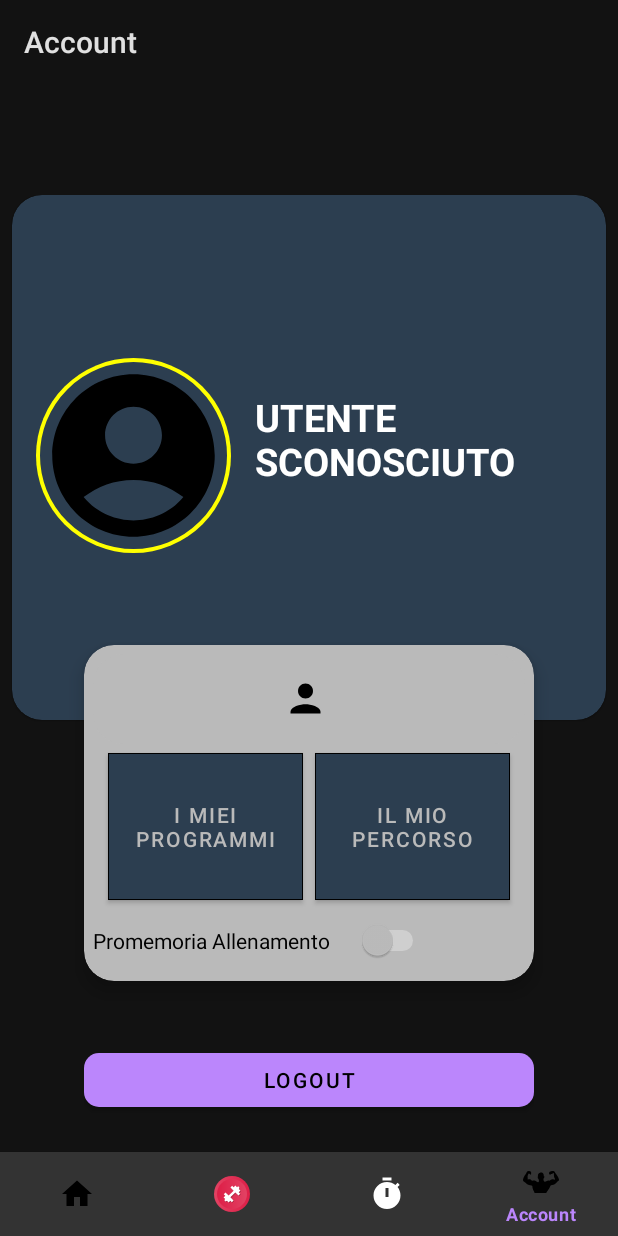
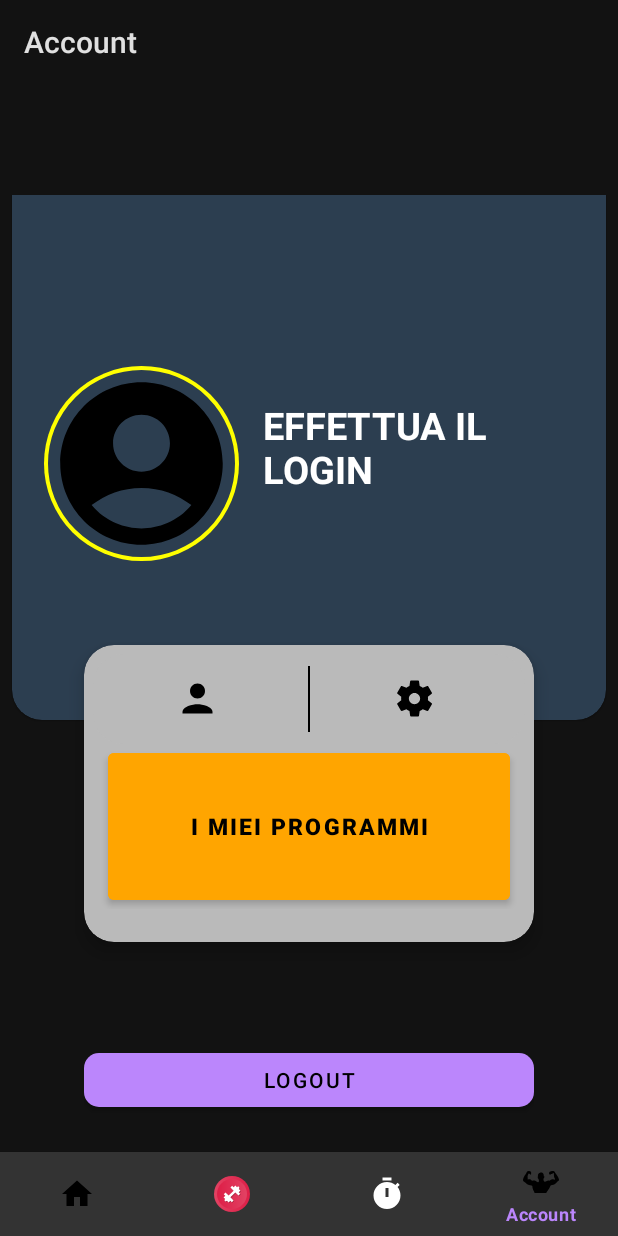
Before and after one commit to Tom-271/PROGETTO_CAZZO_PORCATROIA, an Android app: the AccountFragment screen opened through its navigation route, on a phone screen of 412 x 824 dp. Run offline under Robolectric (Android 15) with nearby library versions, the phone set to English and light mode, and no system bars; our stand-ins replace Firebase (no records; nobody signed in at launch, a user with empty details on screens opened directly), navigation-ui; libraries missing offline, so code that uses them is left out: com.firebase.ui; 2 statements that could not run were skipped.

Commit message:
sucami le palle

```diff
--- a/app/src/main/java/com/example/progetto_tosa/ui/account/AccountFragment.kt
+++ b/app/src/main/java/com/example/progetto_tosa/ui/account/AccountFragment.kt
@@ -28,19 +28,11 @@ import java.util.concurrent.TimeUnit
 
 class AccountFragment : Fragment() {
 
-
-    // === VARIABILI E INIZIALIZZAZIONI ===
-
-
     private var _binding: FragmentAccountBinding? = null
     private val binding get() = _binding!!
 
     private val auth by lazy { FirebaseAuth.getInstance() }
     private val db by lazy { FirebaseFirestore.getInstance() }
-
-
-    // === CICLO DI VITA DEL FRAGMENT ===
-
 
     override fun onCreateView(
         inflater: LayoutInflater, container: ViewGroup?,
@@ -53,30 +45,18 @@ class AccountFragment : Fragment() {
     override fun onViewCreated(view: View, savedInstanceState: Bundle?) {
         super.onViewCreated(view, savedInstanceState)
 
-
-        // === NAVIGAZIONE ===
-
-
-        binding.UserJourney.setOnClickListener {
-            findNavController().navigate(R.id.action_navigation_account_to_navigation_allievi)
-        }
-
+        // Navigazione
         binding.userData.setOnClickListener {
             findNavController().navigate(R.id.action_account_to_UserData)
         }
-
         binding.UserProgram.setOnClickListener {
             findNavController().navigate(R.id.action_navigation_account_to_navigation_home)
         }
 
-
-        // === LOGIN / LOGOUT ===
-
-
+        // Login/Logout
         binding.ButtonLogin.setOnClickListener {
             startActivity(Intent(requireContext(), LoginActivity::class.java))
         }
-
         binding.signOut.setOnClickListener {
             Toast.makeText(requireContext(), "Ci vediamo al prossimo allenamento!", Toast.LENGTH_SHORT).show()
             AuthUI.getInstance().signOut(requireContext()).addOnCompleteListener {
@@ -86,26 +66,34 @@ class AccountFragment : Fragment() {
                 updateUI()
             }
         }
-
         updateLoginLogoutButtons()
 
+        // Impostazioni overlay
+        binding.impostazioni.setOnClickListener {
+            if(binding.switchReminder.visibility == View.VISIBLE)
+            {
+                binding.labelReminder.visibility = View.GONE
+                binding.switchReminder.visibility = View.GONE
+            }
+            else
+            {
+                binding.switchReminder.visibility = View.VISIBLE
+                binding.labelReminder.visibility = View.VISIBLE
 
-        // === PROMEMORIA NOTIFICA ===
+            }
+        }
 
 
+        // Promemoria notifiche
         binding.switchReminder.isChecked = isReminderEnabled()
-
         binding.switchReminder.setOnCheckedChangeListener { _, isChecked ->
             setReminderEnabled(isChecked)
-
-            if (isChecked) {
-                checkAndRequestNotificationPermission()
-            } else {
+            if (isChecked) checkAndRequestNotificationPermission()
+            else {
                 WorkManager.getInstance(requireContext()).cancelUniqueWork("dailyWorkoutNotification")
                 Toast.makeText(requireContext(), "Promemoria disattivato", Toast.LENGTH_SHORT).show()
             }
         }
-
         scheduleNotifications(requireContext())
         WorkManager.getInstance(requireContext()).cancelUniqueWork("dailyWorkoutNotification")
 
@@ -125,18 +113,26 @@ class AccountFragment : Fragment() {
         _binding = null
     }
 
-
-    // === TEMA E BOTTONI ===
-
-
     private fun updateLoginLogoutButtons() {
         val isLoggedIn = auth.currentUser != null
-        binding.ButtonLogin.visibility = if (isLoggedIn) View.GONE else View.VISIBLE
-        binding.signOut.visibility = if (isLoggedIn) View.VISIBLE else View.GONE
+
+        // Login / Logout
+        binding.ButtonLogin.visibility    = if (isLoggedIn) View.GONE else View.VISIBLE
+        binding.signOut.visibility        = if (isLoggedIn) View.VISIBLE else View.GONE
+
+        // TrainerAllievs: visibile solo se loggato E is_trainer=true
+        val prefs = requireActivity()
+            .getSharedPreferences("user_data", Context.MODE_PRIVATE)
+        val isTrainer = prefs.getBoolean("is_trainer", false)
+        binding.TrainerAllievs.visibility = if (isLoggedIn && isTrainer) View.VISIBLE else View.GONE
+
+        // Disabilito / offusco gli altri pulsanti se non loggato
+        listOf(binding.UserProgram, binding.impostazioni, binding.userData).forEach { btn ->
+            btn.isEnabled = isLoggedIn
+            btn.alpha     = if (isLoggedIn) 1f else 0.4f
+        }
     }
 
-
-    // === GESTIONE DATI UTENTE ===
 
 
     private fun clearSavedUserData() {
@@ -155,7 +151,6 @@ class AccountFragment : Fragment() {
 
         if (!savedName.isNullOrBlank()) {
             binding.NomeUtente.text = savedName
-
             if (isTrainer) {
                 binding.ruolo.text = "Personal Trainer"
                 binding.iconaUtente.setImageResource(R.drawable.personal)
@@ -184,65 +179,27 @@ class AccountFragment : Fragment() {
 
     private fun updateUI() {
         val user = auth.currentUser
-
         if (user == null) {
             applySavedUserDataOrFallback()
             return
         }
-
         val uid = user.uid
-
         db.collection("users").document(uid)
             .get()
             .addOnSuccessListener { doc ->
-                if (doc.exists()) {
-                    bindUserData(doc)
-                } else {
-                    db.collection("personal_trainers").document(uid)
+                if (doc.exists()) bindUserData(doc)
+                else db.collection("personal_trainers").document(uid)
                     .get()
                     .addOnSuccessListener { ptDoc ->
-                            if (ptDoc.exists()) {
-                                bindUserData(ptDoc)
-                            } else {
-                                applySavedUserDataOrFallback()
+                        if (ptDoc.exists()) bindUserData(ptDoc)
+                        else applySavedUserDataOrFallback()
                     }
             }
-                }
-            }
-            .addOnFailureListener {
-                applySavedUserDataOrFallback()
-            }
+            .addOnFailureListener { applySavedUserDataOrFallback() }
     }
 
     private fun applySavedUserDataOrFallback() {
-        val prefs = requireActivity().getSharedPreferences("user_data", Context.MODE_PRIVATE)
-        val savedName = prefs.getString("saved_display_name", null)
-        val isTrainer = prefs.getBoolean("is_trainer", false)
-
-        if (!savedName.isNullOrBlank()) {
-            binding.NomeUtente.text = savedName
-
-            if (isTrainer) {
-                binding.TrainerProgram.visibility = View.VISIBLE
-                val green = ContextCompat.getColor(requireContext(), R.color.green)
-                binding.iconaUtente.strokeColor = ColorStateList.valueOf(green)
-                binding.ruolo.text = "Personal Trainer"
-                binding.iconaUtente.setImageResource(R.drawable.personal)
-                binding.NomeUtente.setTextColor(ContextCompat.getColorStateList(requireContext(), R.color.perNomePersonal))
-            } else {
-                binding.TrainerProgram.visibility = View.GONE
-                val orange = ContextCompat.getColor(requireContext(), R.color.orange)
-                binding.iconaUtente.strokeColor = ColorStateList.valueOf(orange)
-                binding.ruolo.text = "Atleta"
-                binding.iconaUtente.setImageResource(R.drawable.atleta)
-                binding.NomeUtente.setTextColor(ContextCompat.getColorStateList(requireContext(), R.color.perNomeAtleta))
-            }
-
-        } else {
-            binding.NomeUtente.text = "Utente sconosciuto"
-            binding.iconaUtente.setImageResource(R.drawable.account_principal)
-            binding.ruolo.text = ""
-        }
+        preloadUserDataFromPreferences()
     }
 
     private fun bindUserData(doc: DocumentSnapshot) {
@@ -250,13 +207,11 @@ class AccountFragment : Fragment() {
         val surname = doc.getString("lastName").orEmpty()
         val email = doc.getString("email") ?: auth.currentUser?.email.orEmpty()
         val displayName = if (name.isNotBlank()) "$name $surname" else email
-
         binding.NomeUtente.text = displayName
         requireActivity().getSharedPreferences("user_data", Context.MODE_PRIVATE).edit {
             putString("saved_display_name", displayName)
             putBoolean("is_trainer", doc.getBoolean("isPersonalTrainer") == true)
         }
-
         listOf(
             binding.tvFirstLast,
             binding.tvEmail,
@@ -267,64 +222,51 @@ class AccountFragment : Fragment() {
         ).forEach { it.visibility = View.GONE }
 
         val isPT = doc.getBoolean("isPersonalTrainer") == true
-        if (isPT) {
-            binding.TrainerProgram.visibility = View.VISIBLE
-            val green = ContextCompat.getColor(requireContext(), R.color.green)
-            binding.iconaUtente.strokeColor = ColorStateList.valueOf(green)
-            binding.ruolo.text = "Personal Trainer"
-            binding.iconaUtente.setImageResource(R.drawable.personal)
-            binding.NomeUtente.setTextColor(ContextCompat.getColorStateList(requireContext(), R.color.perNomePersonal))
-        } else {
-            binding.TrainerProgram.visibility = View.GONE
-            val orange = ContextCompat.getColor(requireContext(), R.color.orange)
-            binding.iconaUtente.strokeColor = ColorStateList.valueOf(orange)
-            binding.ruolo.text = "Atleta"
-            binding.iconaUtente.setImageResource(R.drawable.atleta)
-            binding.NomeUtente.setTextColor(ContextCompat.getColorStateList(requireContext(), R.color.perNomeAtleta))
-        }
+        binding.TrainerAllievs.visibility = if (isPT) View.VISIBLE else View.GONE
+        binding.iconaUtente.strokeColor = ColorStateList.valueOf(
+            ContextCompat.getColor(
+                requireContext(), if (isPT) R.color.green else R.color.orange
+            )
+        )
+        binding.ruolo.text = if (isPT) "Personal Trainer" else "Atleta"
+        binding.iconaUtente.setImageResource(if (isPT) R.drawable.personal else R.drawable.atleta)
+        binding.NomeUtente.setTextColor(
+            ContextCompat.getColorStateList(
+                requireContext(), if (isPT) R.color.perNomePersonal else R.color.perNomeAtleta
+            )
+        )
     }
 
-
-    // === NOTIFICHE E WORKMANAGER ===
-
-
     private fun isReminderEnabled(): Boolean {
-        val prefs = requireContext().getSharedPreferences("settings", Context.MODE_PRIVATE)
-        return prefs.getBoolean("reminder_enabled", false)
+        return requireContext()
+            .getSharedPreferences("settings", Context.MODE_PRIVATE)
+            .getBoolean("reminder_enabled", false)
     }
 
     private fun setReminderEnabled(enabled: Boolean) {
-        val prefs = requireContext().getSharedPreferences("settings", Context.MODE_PRIVATE)
-        prefs.edit().putBoolean("reminder_enabled", enabled).apply()
+        requireContext()
+            .getSharedPreferences("settings", Context.MODE_PRIVATE)
+            .edit().putBoolean("reminder_enabled", enabled).apply()
     }
 
     private fun checkAndRequestNotificationPermission() {
-        if (Build.VERSION.SDK_INT >= Build.VERSION_CODES.TIRAMISU) {
-            if (ContextCompat.checkSelfPermission(
-                    requireContext(),
-                    android.Manifest.permission.POST_NOTIFICATIONS
+        if (Build.VERSION.SDK_INT >= Build.VERSION_CODES.TIRAMISU &&
+            ContextCompat.checkSelfPermission(
+                requireContext(), android.Manifest.permission.POST_NOTIFICATIONS
             ) != PackageManager.PERMISSION_GRANTED
         ) {
             requestPermissions(
                 arrayOf(android.Manifest.permission.POST_NOTIFICATIONS),
                 1001
             )
-            } else {
-                scheduleNotifications(requireContext())
-            }
-        } else {
-            scheduleNotifications(requireContext())
-        }
+        } else scheduleNotifications(requireContext())
     }
 
     override fun onRequestPermissionsResult(
-        requestCode: Int,
-        permissions: Array<out String>,
-        grantResults: IntArray
+        requestCode: Int, permissions: Array<out String>, grantResults: IntArray
     ) {
         super.onRequestPermissionsResult(requestCode, permissions, grantResults)
-        if (requestCode == 1001) {
-            if (grantResults.isNotEmpty() && grantResults[0] == PackageManager.PERMISSION_GRANTED) {
+        if (requestCode == 1001 && grantResults.isNotEmpty() && grantResults[0] == PackageManager.PERMISSION_GRANTED) {
             scheduleNotifications(requireContext())
         } else {
             Toast.makeText(requireContext(), "Permesso notifiche negato", Toast.LENGTH_SHORT).show()
@@ -332,16 +274,10 @@ class AccountFragment : Fragment() {
             setReminderEnabled(false)
         }
     }
-    }
 
     private fun scheduleSingleNotification(
-        context: Context,
-        hour: Int,
-        minute: Int,
-        id: Int,
-        title: String,
-        message: String,
-        workName: String
+        context: Context, hour: Int, minute: Int,
+        id: Int, title: String, message: String, workName: String
     ) {
         val now = Calendar.getInstance()
         val target = Calendar.getInstance().apply {
@@ -350,20 +286,16 @@ class AccountFragment : Fragment() {
             set(Calendar.SECOND, 0)
             if (before(now)) add(Calendar.DAY_OF_YEAR, 1)
         }
-
         val delay = target.timeInMillis - now.timeInMillis
-
         val input = Data.Builder()
             .putInt("id", id)
             .putString("title", title)
             .putString("message", message)
             .build()
-
         val request = PeriodicWorkRequestBuilder<MyWorker>(24, TimeUnit.HOURS)
             .setInitialDelay(delay, TimeUnit.MILLISECONDS)
             .setInputData(input)
             .build()
-
         WorkManager.getInstance(context).enqueueUniquePeriodicWork(
             workName,
             ExistingPeriodicWorkPolicy.REPLACE,
@@ -371,32 +303,20 @@ class AccountFragment : Fragment() {
         )
     }
 
-
-    fun scheduleNotifications(context: Context) {
-
-        // notifica 1 alle 10:00
-
+    private fun scheduleNotifications(context: Context) {
         scheduleSingleNotification(
             context = context,
-            hour = 10,
-            minute = 0,
-            id = 1,
+            hour = 10, minute = 0, id = 1,
             title = "Buongiorno!",
             message = "Ricordati di bere abbastanza acqua durante la giornata.",
             workName = "morningNotification"
         )
-
-        // notifica 2 alle 18:00
-
         scheduleSingleNotification(
             context = context,
-            hour = 18,
-            minute = 0,
-            id = 2,
+            hour = 18, minute = 0, id = 2,
             title = "È ora di allenarsi!",
             message = "Non saltare la tua scheda di oggi 💪",
             workName = "eveningNotification"
         )
     }
-
 }
--- a/app/src/main/res/layout/fragment_account.xml
+++ b/app/src/main/res/layout/fragment_account.xml
@@ -10,8 +10,8 @@
     android:scrollbars="none"
     android:layout_marginTop="130dp"
     android:fitsSystemWindows="true"
+    tools:context="com.example.progetto_tosa.ui.account.AccountFragment">
 
-    tools:context="com.example.progetto_tosa.ui.account.AccountFragment">
 
     <!-- Dettagli utente (nascosti) -->
     <TextView
@@ -90,11 +90,11 @@
     <com.google.android.material.card.MaterialCardView
         android:id="@+id/cardInfo"
         android:layout_width="match_parent"
+        android:layout_height="350dp"
         android:layout_marginLeft="8dp"
         android:layout_marginRight="8dp"
-        android:layout_height="350dp"
         android:backgroundTint="@color/navy_blue"
-        app:cardCornerRadius="20dp"
+        app:shapeAppearanceOverlay="@style/ShapeAppearance.BottomRounded"
         app:layout_constraintTop_toTopOf="parent"
         app:layout_constraintStart_toStartOf="parent"
         app:layout_constraintEnd_toEndOf="parent">
@@ -127,8 +127,8 @@
             <LinearLayout
                 android:layout_width="wrap_content"
                 android:layout_height="wrap_content"
-                android:gravity="center_vertical"
-                android:orientation="vertical">
+                android:orientation="vertical"
+                android:gravity="center_vertical">
 
                 <TextView
                     android:id="@+id/NomeUtente"
@@ -147,9 +147,7 @@
                     android:textSize="15sp"
                     android:textStyle="italic" />
             </LinearLayout>
-
         </LinearLayout>
-
     </com.google.android.material.card.MaterialCardView>
 
     <!-- Contenitore senza ombra -->
@@ -207,6 +205,17 @@
                         app:iconGravity="textStart"
                         android:text="" />
 
+                    <com.google.android.material.button.MaterialButton
+                        android:id="@+id/impostazioni"
+                        style="@style/Widget.MaterialComponents.Button.TextButton"
+                        android:layout_width="0dp"
+                        android:layout_height="wrap_content"
+                        android:layout_weight="1"
+                        app:icon="@drawable/ingranagges"
+                        app:iconTint="@android:color/black"
+                        app:iconSize="30dp"
+                        app:iconGravity="textStart"
+                        android:text="" />
                 </LinearLayout>
             </com.google.android.material.card.MaterialCardView>
 
@@ -220,16 +229,20 @@
 
                 <Button
                     android:id="@+id/UserProgram"
-                    android:layout_width="130dp"
+                    android:layout_width="match_parent"
                     android:layout_height="110dp"
-                    android:layout_marginEnd="4dp"
-                    android:backgroundTint="@color/navy_blue"
-                    app:cornerRadius="0dp"
-                    app:strokeWidth="0.5dp"
-                    app:strokeColor="@color/black"
+                    android:layout_marginStart="16dp"
+                    android:layout_marginEnd="16dp"
+                    app:strokeColor="@color/dark_gray"
+                    android:textStyle="bold"
+                    android:textSize="15dp"
+                    android:backgroundTint="@color/orange"
+                    android:elevation="3dp"
+                    android:stateListAnimator="@null"
                     android:text="I miei programmi"
-                    android:textColor="@color/light_gray"/>
+                    android:textColor="@color/black" />
 
+                <!-- per la tesi
                 <Button
                     android:id="@+id/UserJourney"
                     android:layout_width="130dp"
@@ -241,41 +254,58 @@
                     app:strokeColor="@color/black"
                     android:text="Il mio percorso"
                     android:textColor="@color/light_gray"/>
+                -->
             </LinearLayout>
 
             <!-- TrainerProgram -->
             <com.google.android.material.button.MaterialButton
                 xmlns:android="http://schemas.android.com/apk/res/android"
                 xmlns:app="http://schemas.android.com/apk/res-auto"
-                android:id="@+id/TrainerProgram"
+                android:id="@+id/TrainerAllievs"
                 android:layout_width="match_parent"
                 android:layout_height="100dp"
-                android:layout_marginStart="10dp"
-                android:layout_marginEnd="10dp"
                 android:visibility="gone"
                 style="@style/Widget.MaterialComponents.Button"
                 app:shapeAppearanceOverlay="@style/ShapeAppearance.BottomRounded"
-                android:backgroundTint="@color/beige"
+                android:backgroundTint="@color/green"
                 app:strokeWidth="0dp"
                 app:strokeColor="@color/dark_gray"
-                android:translationZ="7dp"
-                android:textColor="@color/white"
+                android:layout_marginStart="10dp"
+                android:layout_marginEnd="10dp"
+                android:textColor="@color/black"
                 android:text="I TUOI ALLIEVI"
                 android:textStyle="bold"
-                android:textSize="20dp" />
+                android:textSize="15dp" />
 
-            <Switch
-                android:id="@+id/switchReminder"
-                android:layout_width="224dp"
-                android:layout_height="42dp"
-                android:text="Promemoria Allenamento"
-                android:textColor="@color/black"
-                tools:layout_editor_absoluteX="96dp"
-                tools:layout_editor_absoluteY="487dp" />
+            <!-- Sostituisci il vecchio Switch con questo LinearLayout verticale -->
+            <LinearLayout
+                android:layout_width="match_parent"
+                android:layout_height="wrap_content"
+                android:orientation="vertical"
+                android:gravity="center"
+                android:layout_marginTop="16dp">
+
+                <!-- Testo sopra il toggle, centrato -->
+                <TextView
+                    android:id="@+id/labelReminder"
+                    android:layout_width="wrap_content"
+                    android:layout_height="wrap_content"
+                    android:visibility="gone"
+                    android:text="Notifiche per l'allenamento"
+                    android:textColor="@color/black"
+                    android:textSize="16sp"
+                    android:layout_marginBottom="8dp"/>
+
+                <!-- Toggle centrato sotto il testo -->
+                <Switch
+                    android:id="@+id/switchReminder"
+                    android:visibility="gone"
+                    android:layout_width="wrap_content"
+                    android:layout_height="wrap_content"
+                    android:checked="false"/>
+            </LinearLayout>
 
         </LinearLayout>
-
-
     </com.google.android.material.card.MaterialCardView>
 
     <!-- Logout + Login sempre sul fondo -->
@@ -290,7 +320,6 @@
         app:layout_constraintStart_toStartOf="parent"
         app:layout_constraintEnd_toEndOf="parent"
         app:layout_constraintBottom_toBottomOf="parent">
-
 
         <com.google.android.material.button.MaterialButton
             android:id="@+id/sign_out"
@@ -311,7 +340,5 @@
             android:backgroundTint="@color/sky"
             android:text="LOGIN"
             app:shapeAppearanceOverlay="@style/ShapeAppearance.Rounded" />
-
     </LinearLayout>
-
 </androidx.constraintlayout.widget.ConstraintLayout>
--- a/app/src/main/res/values/styles.xml
+++ b/app/src/main/res/values/styles.xml
@@ -13,8 +13,8 @@
     <!-- ShapeAppearance per angoli arrotondati in basso -->
     <style name="ShapeAppearance.BottomRounded" parent="ShapeAppearance.MaterialComponents.SmallComponent">
         <item name="cornerFamily">rounded</item>
-        <item name="cornerSizeBottomLeft">10dp</item>
-        <item name="cornerSizeBottomRight">10dp</item>
+        <item name="cornerSizeBottomLeft">20dp</item>
+        <item name="cornerSizeBottomRight">20dp</item>
         <item name="cornerSizeTopRight">0dp</item>
         <item name="cornerSizeTopLeft">0dp</item>
     </style>
```
Also changed, not shown: app/src/main/java/com/example/progetto_tosa/ui/account/LoginActivity.kt (+43 -47 lines). Lines whose indentation alone changed are shown as unchanged.
